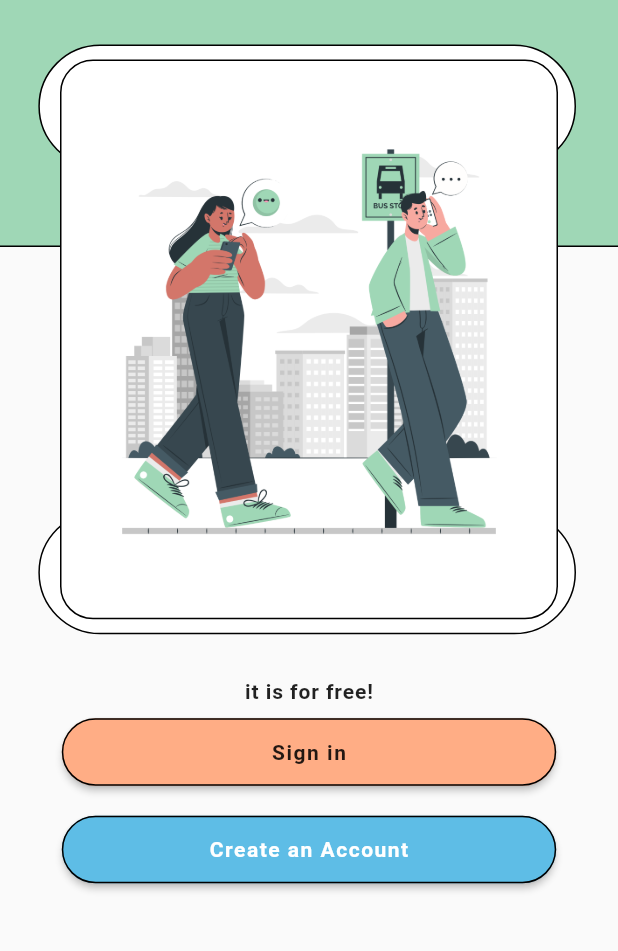
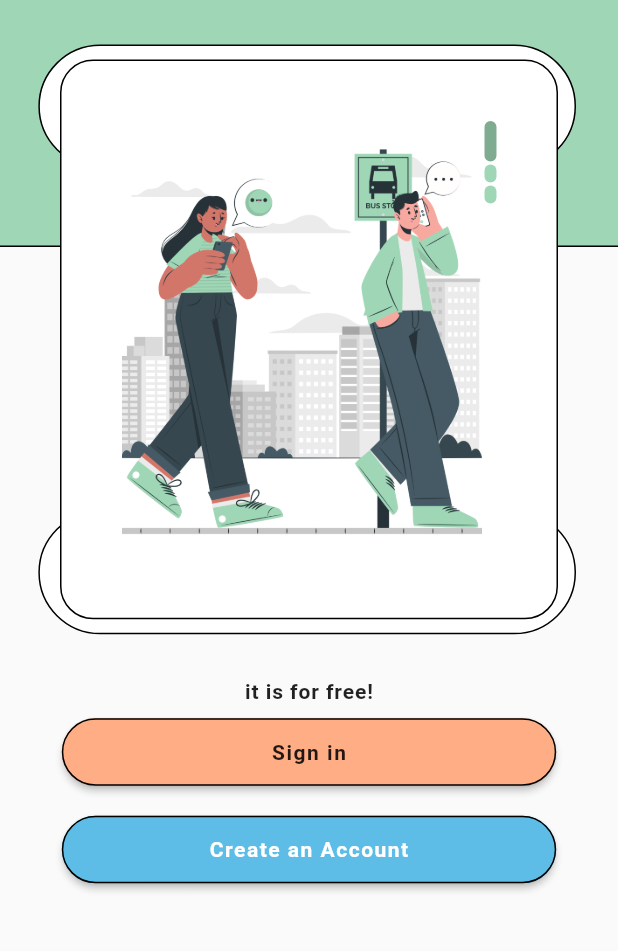
Before and after one commit to rragnarsd/chatz, a Flutter app: the screen it shows after launch, on a phone screen of 412 x 824 dp, the part 62-1013 px from its top. Run offline on Flutter 3.47's test engine with Material 2 defaults, Android fonts, the phone set to English and light mode, and no system bars; our stand-ins replace google_fonts; Roboto replaces fonts that are missing (Sarabun).

Commit message:
Carousel

```diff
--- a/lib/widgets/landing_carousel.dart
+++ b/lib/widgets/landing_carousel.dart
@@ -58,11 +58,14 @@ class _LandingCarouselState extends State<LandingCarousel> {
               color: Colors.white,
             ),
             child: PageView.builder(
-                scrollDirection: Axis.horizontal,
+                scrollDirection: Axis.vertical,
                 itemCount: images.length,
                 itemBuilder: (_, index) {
-                  return Container(
-                    width: double.maxFinite,
+                  return Row(
+                    mainAxisAlignment: MainAxisAlignment.spaceBetween,
+                    children: [
+                      Container(
+                        width: 240,
                         height: double.maxFinite,
                         decoration: BoxDecoration(
                           image: DecorationImage(
@@ -70,6 +73,24 @@ class _LandingCarouselState extends State<LandingCarousel> {
                             fit: BoxFit.cover,
                           ),
                         ),
+                      ),
+                      Column(
+                        children: List.generate(
+                          3,
+                          (indexDots) => Container(
+                            width: 8,
+                            margin: const EdgeInsets.only(bottom: 2),
+                            height: index == indexDots ? 27 : 12,
+                            decoration: BoxDecoration(
+                              borderRadius: BorderRadius.circular(8),
+                              color: index == indexDots
+                                  ? const Color(0xff7fac91)
+                                  : const Color(0xff9FD7B6),
+                            ),
+                          ),
+                        ),
+                      )
+                    ],
                   );
                 }),
           ),
```
Lines whose indentation alone changed are shown as unchanged.
